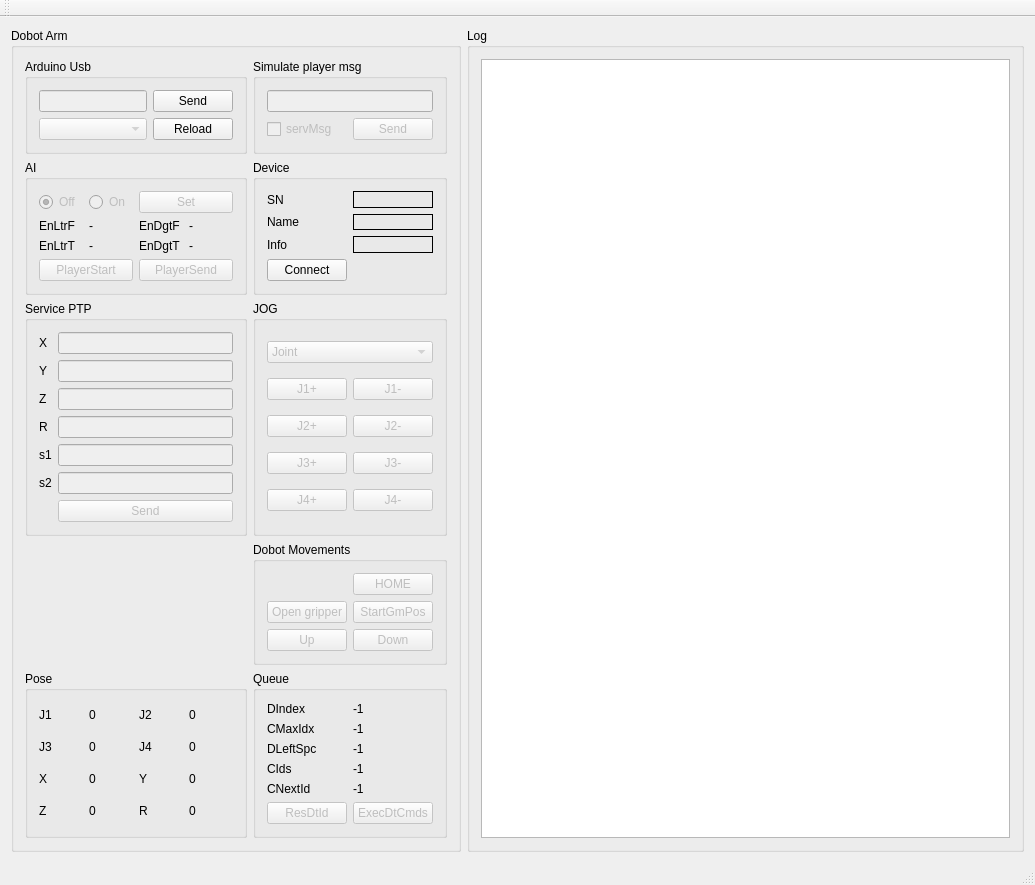
Old version of the form mainwindow.ui in the repository marianexyx/DobotChess.
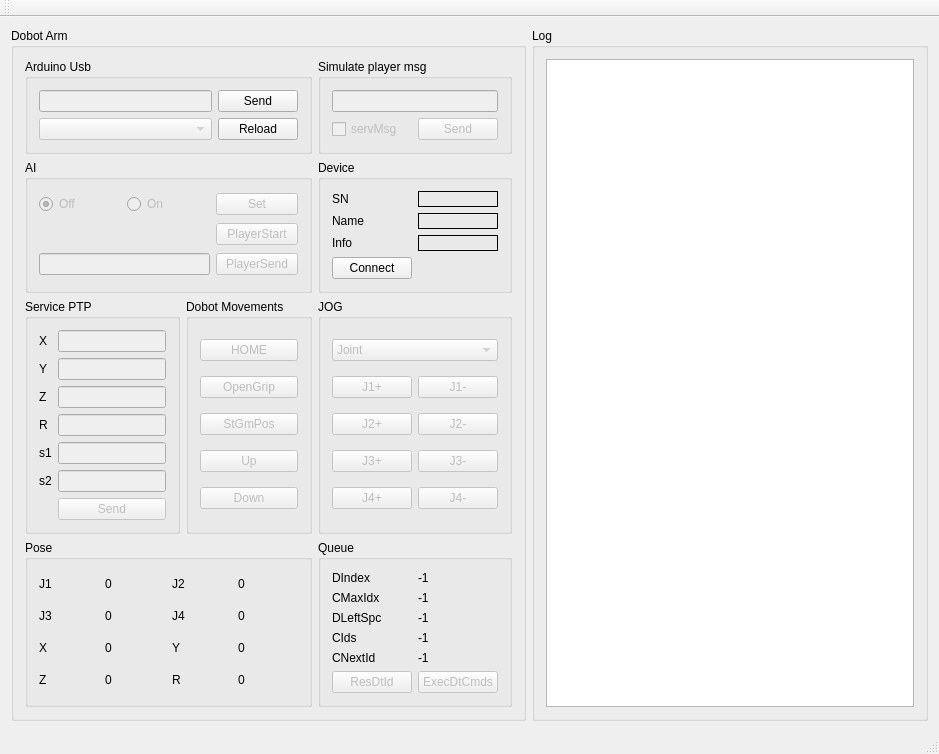
New version of the form.

Commit message: Pierwszy raz kompilacja z laptopa. Start na USB zrobiony w 90%.Duzo drobnych poprawek

```diff
--- a/mainwindow.ui
+++ b/mainwindow.ui
@@ -6,8 +6,8 @@
    <rect>
     <x>0</x>
     <y>0</y>
-    <width>1035</width>
-    <height>840</height>
+    <width>939</width>
+    <height>718</height>
    </rect>
   </property>
   <property name="windowTitle">
@@ -143,7 +143,7 @@
          </layout>
         </widget>
        </item>
-       <item row="2" column="1">
+       <item row="2" column="2">
         <widget class="QGroupBox" name="JOGgroupBox">
          <property name="title">
           <string>JOG</string>
@@ -249,134 +249,7 @@
          </layout>
         </widget>
        </item>
-       <item row="5" column="0">
-        <widget class="QGroupBox" name="groupBox_2">
-         <property name="title">
-          <string>Pose</string>
-         </property>
-         <layout class="QGridLayout" name="gridLayout">
-          <item row="1" column="0">
-           <widget class="QLabel" name="label_4">
-            <property name="text">
-             <string>J3</string>
-            </property>
-           </widget>
-          </item>
-          <item row="0" column="4">
-           <widget class="QLabel" name="joint2Label">
-            <property name="text">
-             <string>0</string>
-            </property>
-           </widget>
-          </item>
-          <item row="1" column="1">
-           <widget class="QLabel" name="joint3Label">
-            <property name="text">
-             <string>0</string>
-            </property>
-           </widget>
-          </item>
-          <item row="1" column="3">
-           <widget class="QLabel" name="label_5">
-            <property name="text">
-             <string>J4</string>
-            </property>
-           </widget>
-          </item>
-          <item row="3" column="3">
-           <widget class="QLabel" name="label_8">
-            <property name="text">
-             <string>R</string>
-            </property>
-           </widget>
-          </item>
-          <item row="3" column="1">
-           <widget class="QLabel" name="zLabel">
-            <property name="text">
-             <string>0</string>
-            </property>
-           </widget>
-          </item>
-          <item row="2" column="0">
-           <widget class="QLabel" name="label_2">
-            <property name="text">
-             <string>X</string>
-            </property>
-           </widget>
-          </item>
-          <item row="1" column="4">
-           <widget class="QLabel" name="joint4Label">
-            <property name="text">
-             <string>0</string>
-            </property>
-           </widget>
-          </item>
-          <item row="2" column="4">
-           <widget class="QLabel" name="yLabel">
-            <property name="text">
-             <string>0</string>
-            </property>
-           </widget>
-          </item>
-          <item row="3" column="0">
-           <widget class="QLabel" name="label_7">
-            <property name="text">
-             <string>Z</string>
-            </property>
-           </widget>
-          </item>
-          <item row="0" column="3">
-           <widget class="QLabel" name="label_3">
-            <property name="text">
-             <string>J2</string>
-            </property>
-           </widget>
-          </item>
-          <item row="0" column="1">
-           <widget class="QLabel" name="joint1Label">
-            <property name="enabled">
-             <bool>true</bool>
-            </property>
-            <property name="text">
-             <string>0</string>
-            </property>
-           </widget>
-          </item>
-          <item row="0" column="0">
-           <widget class="QLabel" name="label">
-            <property name="text">
-             <string>J1</string>
-            </property>
-           </widget>
-          </item>
-          <item row="3" column="4">
-           <widget class="QLabel" name="rLabel">
-            <property name="text">
-             <string>0</string>
-            </property>
-           </widget>
-          </item>
-          <item row="2" column="3">
-           <widget class="QLabel" name="label_6">
-            <property name="text">
-             <string>Y</string>
-            </property>
-           </widget>
-          </item>
-          <item row="2" column="1">
-           <widget class="QLabel" name="xLabel">
-            <property name="enabled">
-             <bool>true</bool>
-            </property>
-            <property name="text">
-             <string>0</string>
-            </property>
-           </widget>
-          </item>
-         </layout>
-        </widget>
-       </item>
-       <item row="5" column="1">
+       <item row="5" column="2">
         <widget class="QGroupBox" name="groupBox_4">
          <property name="title">
           <string>Queue</string>
@@ -475,44 +348,7 @@
          </layout>
         </widget>
        </item>
-       <item row="0" column="0">
-        <widget class="QGroupBox" name="groupBox_12">
-         <property name="title">
-          <string>Arduino Usb</string>
-         </property>
-         <layout class="QGridLayout" name="gridLayout_13">
-          <item row="1" column="0">
-           <widget class="QComboBox" name="portsComboBox">
-            <property name="enabled">
-             <bool>false</bool>
-            </property>
-           </widget>
-          </item>
-          <item row="0" column="0">
-           <widget class="QLineEdit" name="usbCmdLine">
-            <property name="enabled">
-             <bool>false</bool>
-            </property>
-           </widget>
-          </item>
-          <item row="1" column="1">
-           <widget class="QPushButton" name="reloadPortsBtn">
-            <property name="text">
-             <string>Reload</string>
-            </property>
-           </widget>
-          </item>
-          <item row="0" column="1">
-           <widget class="QPushButton" name="sendUsbBtn">
-            <property name="text">
-             <string>Send</string>
-            </property>
-           </widget>
-          </item>
-         </layout>
-        </widget>
-       </item>
-       <item row="1" column="1">
+       <item row="1" column="2">
         <widget class="QGroupBox" name="groupBox">
          <property name="title">
           <string>Device</string>
@@ -585,7 +421,7 @@
          </layout>
         </widget>
        </item>
-       <item row="0" column="1">
+       <item row="0" column="2">
         <widget class="QGroupBox" name="groupBox_6">
          <property name="title">
           <string>Simulate player msg </string>
@@ -627,43 +463,235 @@
          </layout>
         </widget>
        </item>
-       <item row="1" column="0">
+       <item row="2" column="1">
+        <widget class="QGroupBox" name="groupBox_11">
+         <property name="title">
+          <string>Dobot Movements</string>
+         </property>
+         <layout class="QGridLayout" name="gridLayout_12">
+          <item row="1" column="0">
+           <widget class="QPushButton" name="gripperBtn">
+            <property name="enabled">
+             <bool>false</bool>
+            </property>
+            <property name="text">
+             <string>OpenGrip</string>
+            </property>
+           </widget>
+          </item>
+          <item row="3" column="0">
+           <widget class="QPushButton" name="upBtn">
+            <property name="enabled">
+             <bool>false</bool>
+            </property>
+            <property name="text">
+             <string>Up</string>
+            </property>
+           </widget>
+          </item>
+          <item row="2" column="0">
+           <widget class="QPushButton" name="startPosBtn">
+            <property name="enabled">
+             <bool>false</bool>
+            </property>
+            <property name="text">
+             <string>StGmPos</string>
+            </property>
+           </widget>
+          </item>
+          <item row="4" column="0">
+           <widget class="QPushButton" name="downBtn">
+            <property name="enabled">
+             <bool>false</bool>
+            </property>
+            <property name="text">
+             <string>Down</string>
+            </property>
+           </widget>
+          </item>
+          <item row="0" column="0">
+           <widget class="QPushButton" name="homeBtn">
+            <property name="enabled">
+             <bool>false</bool>
+            </property>
+            <property name="text">
+             <string>HOME</string>
+            </property>
+           </widget>
+          </item>
+         </layout>
+        </widget>
+       </item>
+       <item row="5" column="0" colspan="2">
+        <widget class="QGroupBox" name="groupBox_2">
+         <property name="title">
+          <string>Pose</string>
+         </property>
+         <layout class="QGridLayout" name="gridLayout">
+          <item row="1" column="0">
+           <widget class="QLabel" name="label_4">
+            <property name="text">
+             <string>J3</string>
+            </property>
+           </widget>
+          </item>
+          <item row="0" column="4">
+           <widget class="QLabel" name="joint2Label">
+            <property name="text">
+             <string>0</string>
+            </property>
+           </widget>
+          </item>
+          <item row="1" column="1">
+           <widget class="QLabel" name="joint3Label">
+            <property name="text">
+             <string>0</string>
+            </property>
+           </widget>
+          </item>
+          <item row="1" column="3">
+           <widget class="QLabel" name="label_5">
+            <property name="text">
+             <string>J4</string>
+            </property>
+           </widget>
+          </item>
+          <item row="3" column="3">
+           <widget class="QLabel" name="label_8">
+            <property name="text">
+             <string>R</string>
+            </property>
+           </widget>
+          </item>
+          <item row="3" column="1">
+           <widget class="QLabel" name="zLabel">
+            <property name="text">
+             <string>0</string>
+            </property>
+           </widget>
+          </item>
+          <item row="2" column="0">
+           <widget class="QLabel" name="label_2">
+            <property name="text">
+             <string>X</string>
+            </property>
+           </widget>
+          </item>
+          <item row="1" column="4">
+           <widget class="QLabel" name="joint4Label">
+            <property name="text">
+             <string>0</string>
+            </property>
+           </widget>
+          </item>
+          <item row="2" column="4">
+           <widget class="QLabel" name="yLabel">
+            <property name="text">
+             <string>0</string>
+            </property>
+           </widget>
+          </item>
+          <item row="3" column="0">
+           <widget class="QLabel" name="label_7">
+            <property name="text">
+             <string>Z</string>
+            </property>
+           </widget>
+          </item>
+          <item row="0" column="3">
+           <widget class="QLabel" name="label_3">
+            <property name="text">
+             <string>J2</string>
+            </property>
+           </widget>
+          </item>
+          <item row="0" column="1">
+           <widget class="QLabel" name="joint1Label">
+            <property name="enabled">
+             <bool>true</bool>
+            </property>
+            <property name="text">
+             <string>0</string>
+            </property>
+           </widget>
+          </item>
+          <item row="0" column="0">
+           <widget class="QLabel" name="label">
+            <property name="text">
+             <string>J1</string>
+            </property>
+           </widget>
+          </item>
+          <item row="3" column="4">
+           <widget class="QLabel" name="rLabel">
+            <property name="text">
+             <string>0</string>
+            </property>
+           </widget>
+          </item>
+          <item row="2" column="3">
+           <widget class="QLabel" name="label_6">
+            <property name="text">
+             <string>Y</string>
+            </property>
+           </widget>
+          </item>
+          <item row="2" column="1">
+           <widget class="QLabel" name="xLabel">
+            <property name="enabled">
+             <bool>true</bool>
+            </property>
+            <property name="text">
+             <string>0</string>
+            </property>
+           </widget>
+          </item>
+         </layout>
+        </widget>
+       </item>
+       <item row="0" column="0" colspan="2">
+        <widget class="QGroupBox" name="groupBox_12">
+         <property name="title">
+          <string>Arduino Usb</string>
+         </property>
+         <layout class="QGridLayout" name="gridLayout_13">
+          <item row="1" column="0">
+           <widget class="QComboBox" name="portsComboBox">
+            <property name="enabled">
+             <bool>false</bool>
+            </property>
+           </widget>
+          </item>
+          <item row="0" column="0">
+           <widget class="QLineEdit" name="usbCmdLine">
+            <property name="enabled">
+             <bool>false</bool>
+            </property>
+           </widget>
+          </item>
+          <item row="1" column="1">
+           <widget class="QPushButton" name="reloadPortsBtn">
+            <property name="text">
+             <string>Reload</string>
+            </property>
+           </widget>
+          </item>
+          <item row="0" column="1">
+           <widget class="QPushButton" name="sendUsbBtn">
+            <property name="text">
+             <string>Send</string>
+            </property>
+           </widget>
+          </item>
+         </layout>
+        </widget>
+       </item>
+       <item row="1" column="0" colspan="2">
         <widget class="QGroupBox" name="groupBox_10">
          <property name="title">
           <string>AI</string>
          </property>
          <layout class="QGridLayout" name="gridLayout_2">
-          <item row="1" column="2">
-           <widget class="QLabel" name="label_25">
-            <property name="text">
-             <string>EnDgtF</string>
-            </property>
-           </widget>
-          </item>
-          <item row="1" column="0">
-           <widget class="QLabel" name="label_23">
-            <property name="text">
-             <string>EnLtrF</string>
-            </property>
-           </widget>
-          </item>
-          <item row="1" column="1">
-           <widget class="QLabel" name="AIEnLtrFromLbl">
-            <property name="text">
-             <string>-</string>
-            </property>
-           </widget>
-          </item>
-          <item row="3" column="0" colspan="2">
-           <widget class="QPushButton" name="AIEnemyStartBtn">
-            <property name="enabled">
-             <bool>false</bool>
-            </property>
-            <property name="text">
-             <string>PlayerStart</string>
-            </property>
-           </widget>
-          </item>
           <item row="0" column="0">
            <widget class="QRadioButton" name="botOffRadioBtn">
             <property name="enabled">
@@ -687,14 +715,17 @@
             </property>
            </widget>
           </item>
-          <item row="1" column="3">
-           <widget class="QLabel" name="AIEnDgtFromLbl">
+          <item row="1" column="2">
+           <widget class="QPushButton" name="AIEnemyStartBtn">
+            <property name="enabled">
+             <bool>false</bool>
+            </property>
             <property name="text">
-             <string>-</string>
+             <string>PlayerStart</string>
             </property>
            </widget>
           </item>
-          <item row="0" column="2" colspan="2">
+          <item row="0" column="2">
            <widget class="QPushButton" name="AIBtn">
             <property name="enabled">
              <bool>false</bool>
@@ -704,7 +735,7 @@
             </property>
            </widget>
           </item>
-          <item row="3" column="2" colspan="2">
+          <item row="2" column="2">
            <widget class="QPushButton" name="AIEnemySendBtn">
             <property name="enabled">
              <bool>false</bool>
@@ -714,93 +745,13 @@
             </property>
            </widget>
           </item>
-          <item row="2" column="0">
-           <widget class="QLabel" name="label_24">
-            <property name="text">
-             <string>EnLtrT</string>
-            </property>
-           </widget>
-          </item>
-          <item row="2" column="1">
-           <widget class="QLabel" name="AIEnLtrToLbl">
-            <property name="text">
-             <string>-</string>
-            </property>
-           </widget>
-          </item>
-          <item row="2" column="2">
-           <widget class="QLabel" name="label_27">
-            <property name="text">
-             <string>EnDgtT</string>
-            </property>
-           </widget>
-          </item>
-          <item row="2" column="3">
-           <widget class="QLabel" name="AIEnDgtToLbl">
-            <property name="text">
-             <string>-</string>
-            </property>
-           </widget>
-          </item>
-         </layout>
-        </widget>
-       </item>
-       <item row="3" column="1">
-        <widget class="QGroupBox" name="groupBox_11">
-         <property name="title">
-          <string>Dobot Movements</string>
-         </property>
-         <layout class="QGridLayout" name="gridLayout_12">
-          <item row="1" column="1">
-           <widget class="QPushButton" name="startPosBtn">
+          <item row="2" column="0" colspan="2">
+           <widget class="QLineEdit" name="AIEnemyLineEdit">
             <property name="enabled">
              <bool>false</bool>
             </property>
-            <property name="text">
-             <string>StartGmPos</string>
-            </property>
            </widget>
           </item>
-          <item row="0" column="1">
-           <widget class="QPushButton" name="homeBtn">
-            <property name="enabled">
-             <bool>false</bool>
-            </property>
-            <property name="text">
-             <string>HOME</string>
-            </property>
-           </widget>
-          </item>
-          <item row="1" column="0">
-           <widget class="QPushButton" name="gripperBtn">
-            <property name="enabled">
-             <bool>false</bool>
-            </property>
-            <property name="text">
-             <string>Open gripper</string>
-            </property>
-           </widget>
-          </item>
-          <item row="2" column="0">
-           <widget class="QPushButton" name="upBtn">
-            <property name="enabled">
-             <bool>false</bool>
-            </property>
-            <property name="text">
-             <string>Up</string>
-            </property>
-           </widget>
-          </item>
-          <item row="2" column="1">
-           <widget class="QPushButton" name="downBtn">
-            <property name="enabled">
-             <bool>false</bool>
-            </property>
-            <property name="text">
-             <string>Down</string>
-            </property>
-           </widget>
-          </item>
          </layout>
          <zorder>gripperBtn</zorder>
          <zorder>startPosBtn</zorder>
```
Left out of the diff: 7 changed lines with no effect on the pictures. The commit also changes 42 other files.
